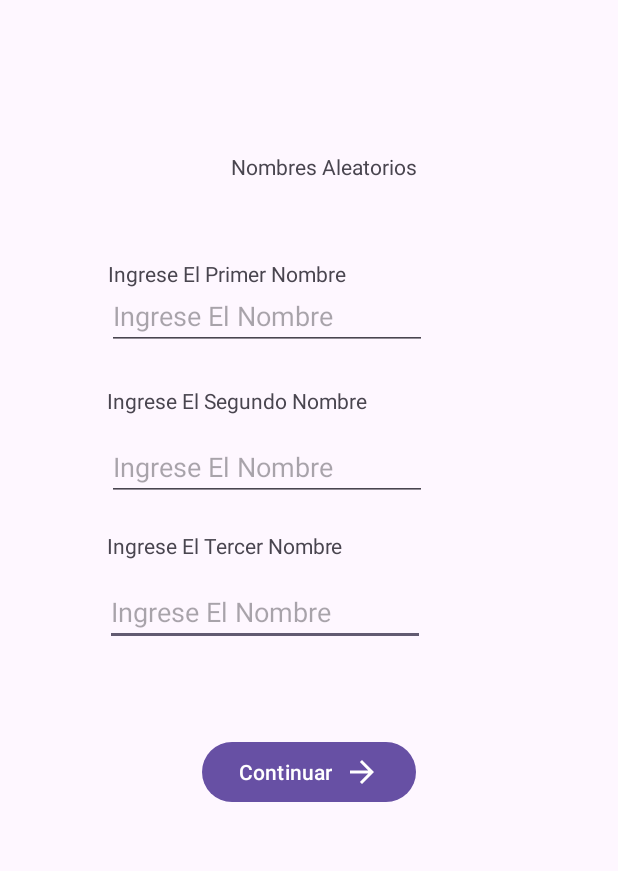
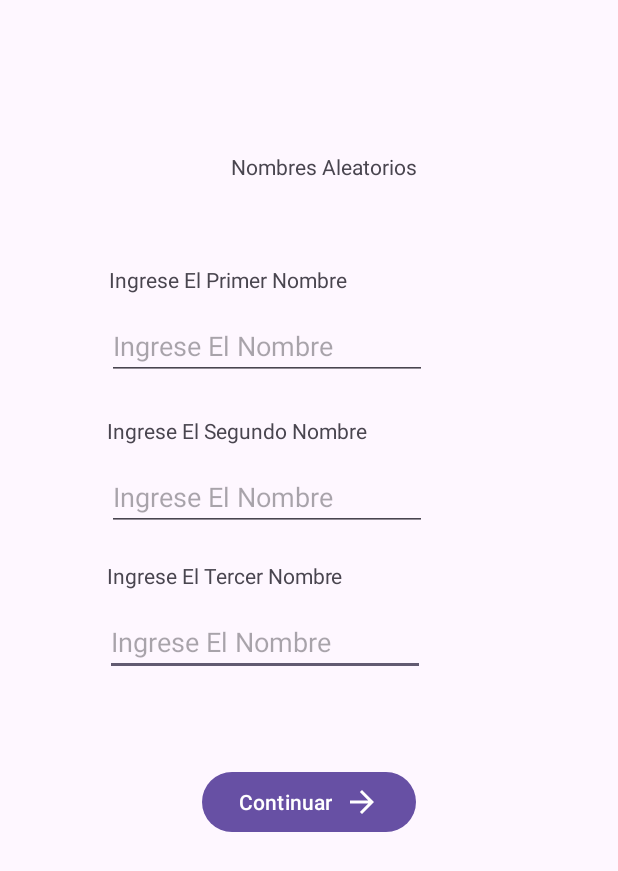
Before and after one commit to MAGA1314/Actividad_AppMovil, an Android app: the screen it shows after launch (MainActivity), on a phone screen of 412 x 824 dp. Shown: the top 871 px of the screen. Run offline under Robolectric (Android 15) with nearby library versions, the phone set to English and light mode, and no system bars.

Commit message:
avance_3

```diff
--- a/app/src/main/res/layout/activity_main.xml
+++ b/app/src/main/res/layout/activity_main.xml
@@ -37,14 +37,14 @@
         android:id="@+id/etnombre1"
         android:layout_width="wrap_content"
         android:layout_height="wrap_content"
-        android:layout_marginTop="188dp"
+        android:layout_marginTop="12dp"
         android:ems="10"
         android:hint="@string/ingresenombre"
         android:inputType="text"
         app:layout_constraintEnd_toEndOf="parent"
         app:layout_constraintHorizontal_bias="0.358"
         app:layout_constraintStart_toStartOf="parent"
-        app:layout_constraintTop_toTopOf="parent" />
+        app:layout_constraintTop_toBottomOf="@+id/textView" />
 
     <EditText
         android:id="@+id/etnombre2"
@@ -74,14 +74,13 @@
         android:id="@+id/textView"
         android:layout_width="wrap_content"
         android:layout_height="wrap_content"
-        android:layout_marginTop="20dp"
         android:text="@string/nombre1"
         app:layout_constraintBottom_toBottomOf="parent"
         app:layout_constraintEnd_toEndOf="parent"
-        app:layout_constraintHorizontal_bias="0.283"
+        app:layout_constraintHorizontal_bias="0.288"
         app:layout_constraintStart_toStartOf="parent"
         app:layout_constraintTop_toBottomOf="@+id/textView4"
-        app:layout_constraintVertical_bias="0.048" />
+        app:layout_constraintVertical_bias="0.082" />
 
     <TextView
         android:id="@+id/textView2"
```
